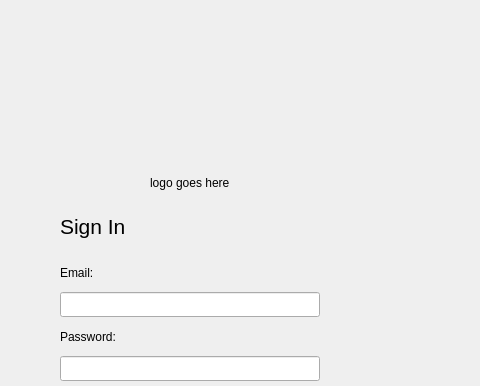
This is DonationMining/src/LoginWidget.ui in jondef/MiningForHumanity as Qt 5 draws it before an edit; both pictures show x 276 to 756 and y 0 to 386 of the 932 by 656 pixel window. The edited form follows.
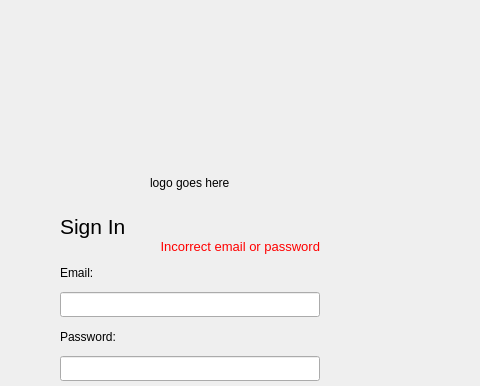
This is the edited form. Custom widgets are drawn as their Qt base class.

Commit message: Implemented Sha512 password hashing

The edit to the form file:
```diff
--- a/DonationMining/src/LoginWidget.ui
+++ b/DonationMining/src/LoginWidget.ui
@@ -126,6 +126,10 @@
                                      color: white;
                                      background-color: rgb(0, 88, 128);
                                      }
+
+                                     #label_incorrectLogin {
+                                     color: rgb(255,0,0);
+                                     }
                                  </string>
                              </property>
                              <property name="frameShape">
@@ -232,6 +236,29 @@
                                                                  </property>
                                                              </widget>
                                                          </item>
+                                                         <item>
+                                                             <widget class="QLabel" name="label_incorrectLogin">
+                                                                 <property name="enabled">
+                                                                     <bool>true</bool>
+                                                                 </property>
+                                                                 <property name="font">
+                                                                     <font>
+                                                                         <pointsize>10</pointsize>
+                                                                         <weight>50</weight>
+                                                                         <italic>false</italic>
+                                                                         <bold>false</bold>
+                                                                         <underline>false</underline>
+                                                                         <strikeout>false</strikeout>
+                                                                     </font>
+                                                                 </property>
+                                                                 <property name="text">
+                                                                     <string>Incorrect email or password</string>
+                                                                 </property>
+                                                                 <property name="alignment">
+                                                                     <set>Qt::AlignBottom|Qt::AlignRight|Qt::AlignTrailing</set>
+                                                                 </property>
+                                                             </widget>
+                                                         </item>
                                                      </layout>
                                                  </item>
                                                  <item>
```
Left out of the diff: 113 changed lines with no effect on the pictures. The commit also changes 5 other files.
